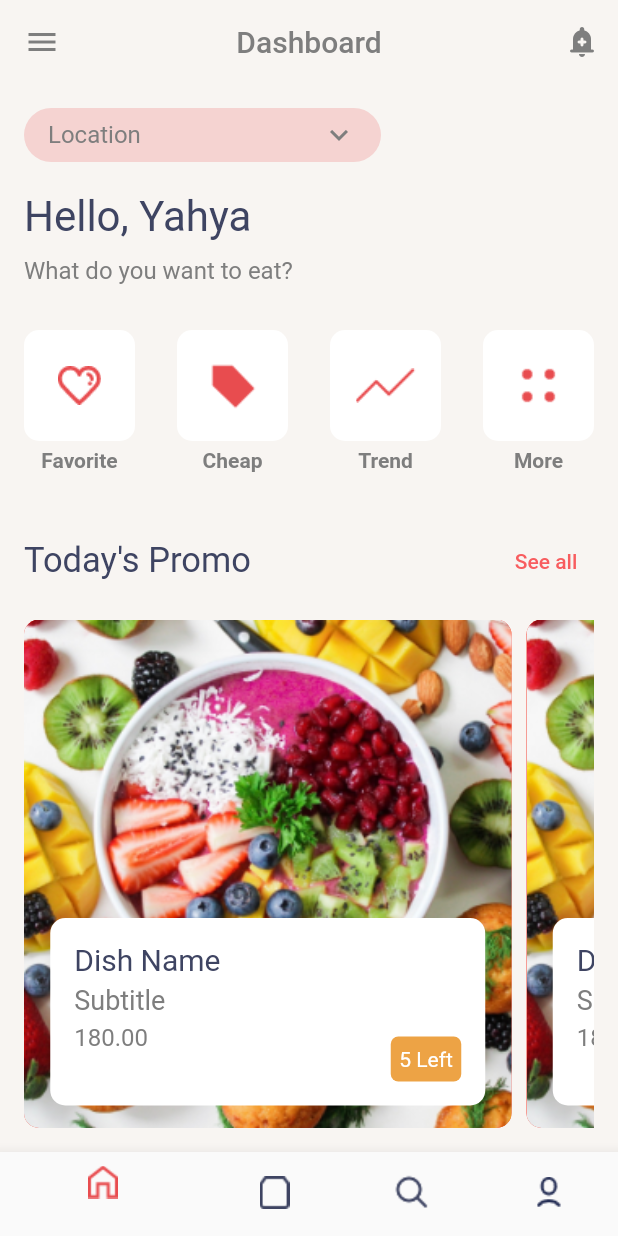
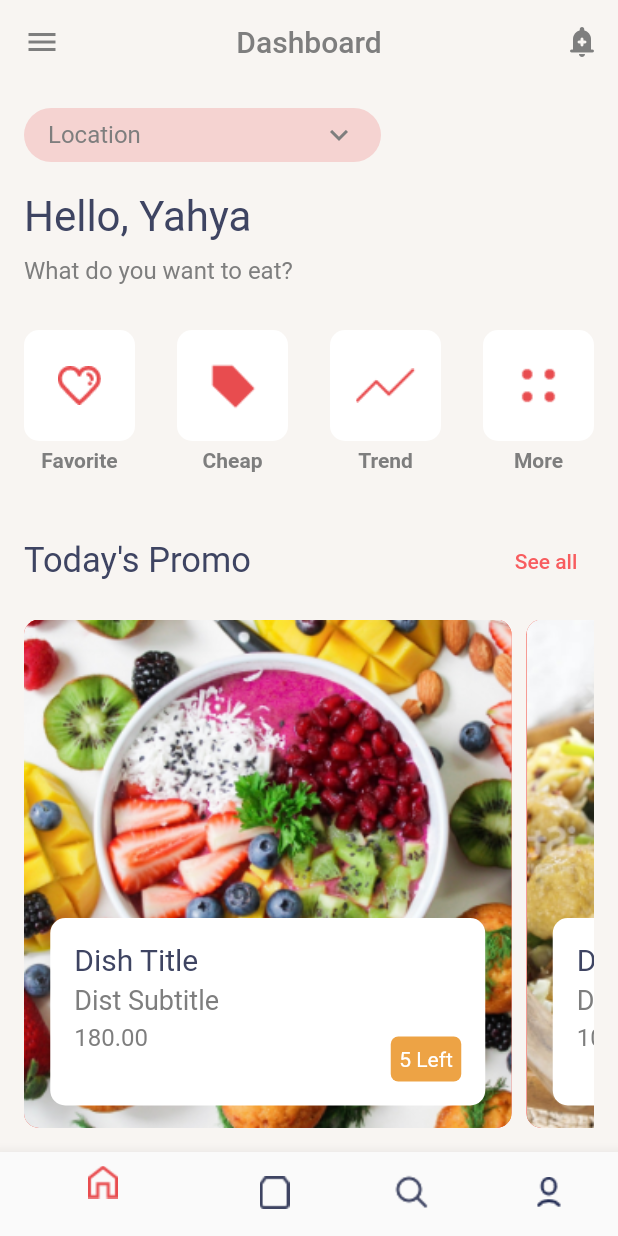
Before and after one commit to shafi21064/food_app, a Flutter app: the screen it shows after launch, on a phone screen of 412 x 824 dp. Run offline on Flutter 3.47's test engine with Material 2 defaults, Android fonts, the phone set to English and light mode, and no system bars.

Commit message:
dish compunent added

```diff
--- a/lib/Components/dish_item.dart
+++ b/lib/Components/dish_item.dart
@@ -1,7 +1,14 @@
 import 'package:flutter/material.dart';
 
 class DishItem extends StatelessWidget {
-  const DishItem({super.key});
+  String dishImage, dishTitle, dishSubTitle, dishPrice, dishLeft ;
+   DishItem({super.key,
+     required this.dishImage,
+     required this.dishTitle,
+     required this.dishSubTitle,
+     required this.dishPrice,
+     required this.dishLeft
+   });
 
   @override
   Widget build(BuildContext context) {
@@ -13,9 +20,9 @@ class DishItem extends StatelessWidget {
             height: MediaQuery.sizeOf(context).height,
             width: 325,
             decoration: BoxDecoration(
-                image: const DecorationImage(
+                image: DecorationImage(
                     image: AssetImage(
-                      'lib/assets/images/dish_one.png',
+                      dishImage,
                     ),
                     fit: BoxFit.cover),
                 borderRadius: BorderRadius.circular(10),
@@ -34,33 +41,33 @@ class DishItem extends StatelessWidget {
               ),
               child: Stack(
                 children: [
-                  const Column(
+                   Column(
                     mainAxisAlignment: MainAxisAlignment.start,
                     crossAxisAlignment: CrossAxisAlignment.start,
                     children: [
                       Text(
-                        'Dish Name',
-                        style: TextStyle(
+                        dishTitle,
+                        style: const TextStyle(
                           color: Color(0xff3E4462),
                           fontSize: 20,
                         ),
                       ),
-                      SizedBox(
+                      const SizedBox(
                         height: 5,
                       ),
-                      Text(
-                        'Subtitle',
-                        style: TextStyle(
+                       Text(
+                        dishSubTitle,
+                        style: const TextStyle(
                             color: Color(0xff7E7E7E),
                             fontSize: 18
                         ),
                       ),
-                      SizedBox(
+                      const SizedBox(
                         height: 5,
                       ),
-                      Text(
-                        '180.00',
-                        style: TextStyle(
+                       Text(
+                        dishPrice,
+                        style: const TextStyle(
                             color: Color(0xff7E7E7E),
                             fontSize: 16
                         ),
@@ -77,10 +84,10 @@ class DishItem extends StatelessWidget {
                           color: const Color(0xffEDA345),
                           borderRadius: BorderRadius.circular(5)
                       ),
-                      child: const Center(
+                      child:  Center(
                         child: Text(
-                          '5 Left',
-                          style: TextStyle(
+                          '$dishLeft Left',
+                          style: const TextStyle(
                               color: Colors.white
                           ),
                         ),
--- a/lib/screens/home.dart
+++ b/lib/screens/home.dart
@@ -138,12 +138,24 @@ class HomeScreen extends StatelessWidget {
             Expanded(
               child: ListView(
                 scrollDirection: Axis.horizontal,
-                children: const [
-                  DishItem(),
-                  SizedBox(
+                children: [
+                  DishItem(
+                    dishImage: 'lib/assets/images/dish_one.png',
+                    dishTitle: 'Dish Title',
+                    dishSubTitle: 'Dist Subtitle',
+                    dishPrice: '180.00',
+                    dishLeft: '5',
+                  ),
+                  const SizedBox(
                     width: 10,
                   ),
-                  DishItem()
+                   DishItem(
+                     dishImage: 'lib/assets/images/dish_two.png',
+                     dishTitle: 'Dish Title',
+                     dishSubTitle: 'Dist Subtitle',
+                     dishPrice: '100.00',
+                     dishLeft: '10',
+                   )
                 ],
               ),
             )
```
